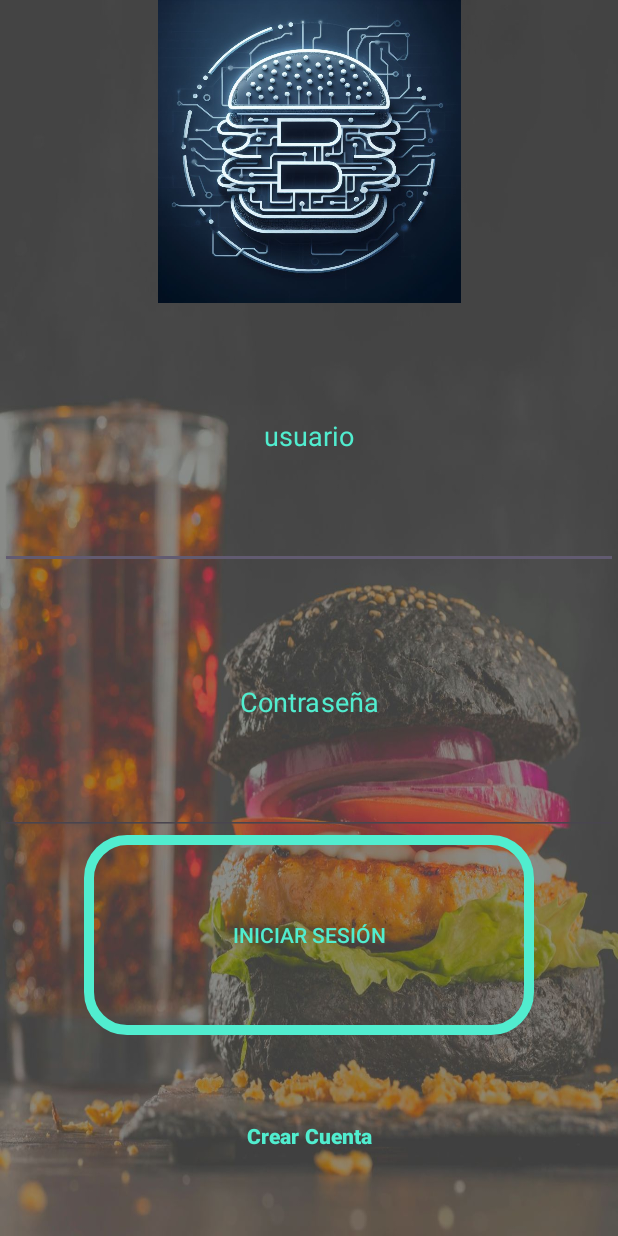
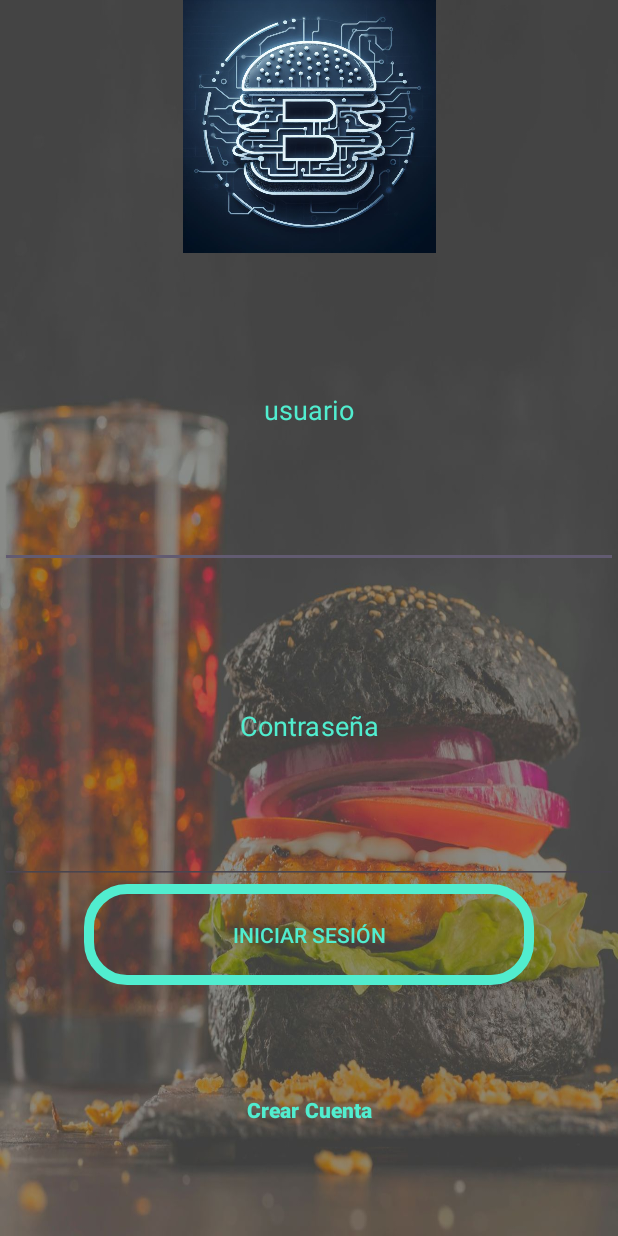
Before and after one commit to kikewest/Burger, an Android app: the screen it shows after launch (MainActivity), on a phone screen of 412 x 824 dp. Run offline under Robolectric (Android 15) with nearby library versions, the phone set to English and light mode, and no system bars.

Commit message:
cambio boton

```diff
--- a/app/src/main/res/layout/activity_main.xml
+++ b/app/src/main/res/layout/activity_main.xml
@@ -21,7 +21,7 @@
             android:id="@+id/imageView"
             android:layout_width="match_parent"
             android:layout_height="70dp"
-            android:layout_weight="1"
+            android:layout_weight="0.3"
             android:gravity="center"
             android:src="@drawable/logo2"
              />
@@ -30,7 +30,7 @@
             android:id="@+id/editTextText"
             android:layout_width="match_parent"
             android:layout_height="wrap_content"
-            android:layout_weight="1"
+            android:layout_weight="0.5"
             android:gravity="center"
             android:ems="10"
             android:inputType="text"
@@ -42,7 +42,7 @@
             android:id="@+id/editTextTextPassword"
             android:layout_width="match_parent"
             android:layout_height="wrap_content"
-            android:layout_weight="1"
+            android:layout_weight="0.5"
             android:gravity="center"
             android:ems="10"
             android:hint="Contraseña"
@@ -54,7 +54,7 @@
             android:id="@+id/button"
             android:layout_width="300dp"
             android:layout_height="1dp"
-            android:layout_weight="1"
+            android:layout_weight="0.2"
             android:background="@drawable/boton"
             android:gravity="center"
             android:text="Iniciar Sesión"
@@ -65,7 +65,7 @@
             style="?android:attr/buttonBarButtonStyle"
             android:layout_width="300dp"
             android:layout_height="1dp"
-            android:layout_weight="1"
+            android:layout_weight="0.5"
             android:gravity="center"
             android:text="Crear Cuenta"
             android:textStyle="bold"
```
